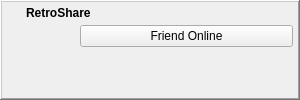
Above: retroshare-gui/src/gui/toaster/OnlineToaster.ui from RetroShare/RetroShare before the change. Below: the same form after it.
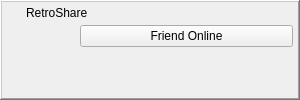
That is the form after the change. Icons and pictures are not drawn. Custom widgets are drawn as their Qt base class.

Commit message: Moved font size definitions from ui files to default qss. Added new base class StyledLabel to emulate the missing font-size by factor in qss.

What changed in the file:
```diff
--- a/retroshare-gui/src/gui/toaster/OnlineToaster.ui
+++ b/retroshare-gui/src/gui/toaster/OnlineToaster.ui
@@ -79,13 +79,6 @@
         </item>
         <item>
          <widget class="QLabel" name="toasterLabel">
-          <property name="font">
-           <font>
-            <pointsize>9</pointsize>
-            <weight>75</weight>
-            <bold>true</bold>
-           </font>
-          </property>
           <property name="text">
            <string notr="true">RetroShare</string>
           </property>
```
The commit also changes 41 other files.
